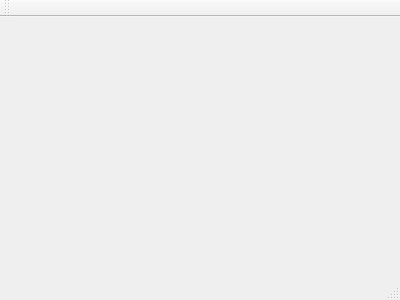
Before: the Qt Designer form DynamicalWidgets/mainwindow.ui in RichardHitier/tryQt, drawn with Qt 5.
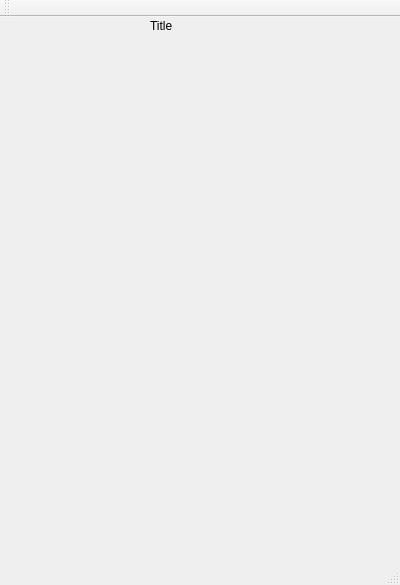
After: the same form once the commit is applied.

What changed in the file:
```diff
--- a/DynamicalWidgets/mainwindow.ui
+++ b/DynamicalWidgets/mainwindow.ui
@@ -1,24 +1,64 @@
 <ui version="4.0">
  <class>MainWindow</class>
- <widget class="QMainWindow" name="MainWindow" >
-  <property name="geometry" >
+ <widget class="QMainWindow" name="MainWindow">
+  <property name="geometry">
    <rect>
     <x>0</x>
     <y>0</y>
     <width>400</width>
-    <height>300</height>
+    <height>585</height>
    </rect>
   </property>
   <property name="windowTitle" >
    <string>MainWindow</string>
   </property>
-  <widget class="QMenuBar" name="menuBar" />
-  <widget class="QToolBar" name="mainToolBar" />
-  <widget class="QWidget" name="centralWidget" />
-  <widget class="QStatusBar" name="statusBar" />
+  <widget class="QWidget" name="centralWidget">
+   <widget class="QWidget" name="gridLayoutWidget">
+    <property name="geometry">
+     <rect>
+      <x>100</x>
+      <y>40</y>
+      <width>160</width>
+      <height>301</height>
+     </rect>
+    </property>
+    <layout class="QGridLayout" name="gridLayout"/>
+   </widget>
+   <widget class="QLabel" name="label">
+    <property name="geometry">
+     <rect>
+      <x>150</x>
+      <y>0</y>
+      <width>67</width>
+      <height>17</height>
+     </rect>
+    </property>
+    <property name="text">
+     <string>Title</string>
+    </property>
+   </widget>
+  </widget>
+  <widget class="QMenuBar" name="menuBar">
+   <property name="geometry">
+    <rect>
+     <x>0</x>
+     <y>0</y>
+     <width>400</width>
+     <height>25</height>
+    </rect>
+   </property>
+  </widget>
+  <widget class="QToolBar" name="mainToolBar">
+   <attribute name="toolBarArea">
+    <enum>TopToolBarArea</enum>
+   </attribute>
+   <attribute name="toolBarBreak">
+    <bool>false</bool>
+   </attribute>
+  </widget>
+  <widget class="QStatusBar" name="statusBar"/>
  </widget>
- <layoutDefault spacing="6" margin="11" />
- <pixmapfunction></pixmapfunction>
+ <layoutdefault spacing="6" margin="11"/>
  <resources/>
  <connections/>
 </ui>
```
Left out of the diff: 3 changed lines with no effect on the pictures.
